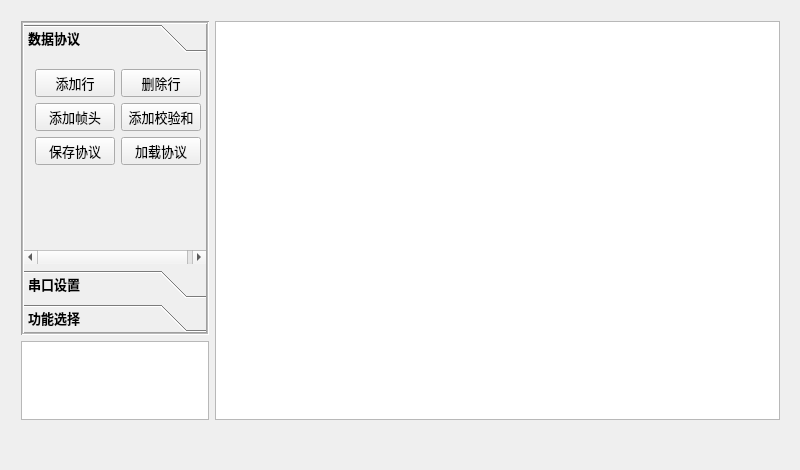
First picture: the form in mainwindow.ui, repository onionc/improved-bee, before the edit.
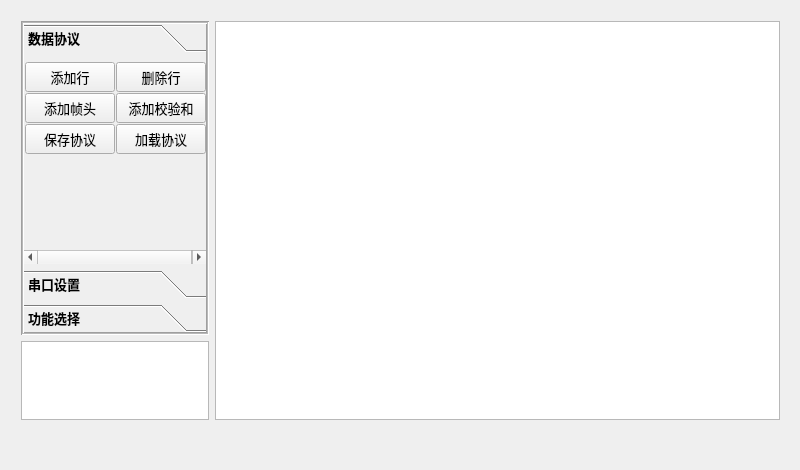
Second picture: the form after the edit. Icons and pictures are not drawn. Custom widgets are drawn as their Qt base class.

Commit message: fix: 修复高分辨率缩放下的显示问题。也可扩大左侧比例或不使用动态布局

The edit to the form file:
```diff
--- a/mainwindow.ui
+++ b/mainwindow.ui
@@ -47,6 +47,9 @@
            <bold>true</bold>
           </font>
          </property>
+         <property name="layoutDirection">
+          <enum>Qt::LeftToRight</enum>
+         </property>
          <property name="frameShape">
           <enum>QFrame::Box</enum>
          </property>
@@ -59,13 +62,16 @@
          <property name="currentIndex">
           <number>0</number>
          </property>
+         <property name="tabSpacing">
+          <number>6</number>
+         </property>
          <widget class="QWidget" name="page">
           <property name="geometry">
            <rect>
             <x>0</x>
             <y>0</y>
             <width>185</width>
-            <height>224</height>
+            <height>209</height>
            </rect>
           </property>
           <attribute name="icon">
@@ -76,14 +82,47 @@
            <string>数据协议</string>
           </attribute>
           <layout class="QFormLayout" name="formLayout">
+           <property name="horizontalSpacing">
+            <number>1</number>
+           </property>
+           <property name="verticalSpacing">
+            <number>1</number>
+           </property>
+           <property name="leftMargin">
+            <number>1</number>
+           </property>
+           <property name="topMargin">
+            <number>4</number>
+           </property>
+           <property name="rightMargin">
+            <number>1</number>
+           </property>
+           <property name="bottomMargin">
+            <number>4</number>
+           </property>
            <item row="0" column="0">
             <widget class="QPushButton" name="addRowBtn">
+             <property name="minimumSize">
+              <size>
+               <width>90</width>
+               <height>30</height>
+              </size>
+             </property>
+             <property name="maximumSize">
+              <size>
+               <width>90</width>
+               <height>30</height>
+              </size>
+             </property>
              <property name="font">
               <font>
                <weight>50</weight>
                <bold>false</bold>
               </font>
              </property>
+             <property name="layoutDirection">
+              <enum>Qt::LeftToRight</enum>
+             </property>
              <property name="text">
               <string>添加行</string>
              </property>
@@ -91,6 +130,18 @@
            </item>
            <item row="0" column="1">
             <widget class="QPushButton" name="delRowBtn">
+             <property name="minimumSize">
+              <size>
+               <width>90</width>
+               <height>30</height>
+              </size>
+             </property>
+             <property name="maximumSize">
+              <size>
+               <width>90</width>
+               <height>30</height>
+              </size>
+             </property>
              <property name="font">
               <font>
                <weight>50</weight>
@@ -104,6 +155,18 @@
            </item>
            <item row="1" column="0">
             <widget class="QPushButton" name="addHeaderBtn">
+             <property name="minimumSize">
+              <size>
+               <width>90</width>
+               <height>30</height>
+              </size>
+             </property>
+             <property name="maximumSize">
+              <size>
+               <width>90</width>
+               <height>30</height>
+              </size>
+             </property>
              <property name="font">
               <font>
                <weight>50</weight>
@@ -117,6 +180,18 @@
            </item>
            <item row="1" column="1">
             <widget class="QPushButton" name="addCheckSumBtn">
+             <property name="minimumSize">
+              <size>
+               <width>90</width>
+               <height>30</height>
+              </size>
+             </property>
+             <property name="maximumSize">
+              <size>
+               <width>90</width>
+               <height>30</height>
+              </size>
+             </property>
              <property name="font">
               <font>
                <weight>50</weight>
@@ -130,6 +205,18 @@
            </item>
            <item row="2" column="0">
             <widget class="QPushButton" name="saveFrameBtn">
+             <property name="minimumSize">
+              <size>
+               <width>90</width>
+               <height>30</height>
+              </size>
+             </property>
+             <property name="maximumSize">
+              <size>
+               <width>90</width>
+               <height>30</height>
+              </size>
+             </property>
              <property name="font">
               <font>
                <weight>50</weight>
@@ -143,6 +230,18 @@
            </item>
            <item row="2" column="1">
             <widget class="QPushButton" name="loadFrameBtn">
+             <property name="minimumSize">
+              <size>
+               <width>90</width>
+               <height>30</height>
+              </size>
+             </property>
+             <property name="maximumSize">
+              <size>
+               <width>90</width>
+               <height>30</height>
+              </size>
+             </property>
              <property name="font">
               <font>
                <weight>50</weight>
```
Left out of the diff: 4 changed lines with no effect on the pictures.
